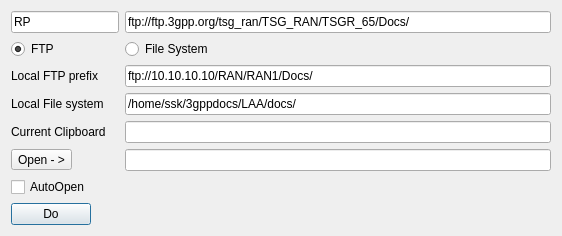
Above: dialog.ui from wiless/3gpputil before the change. Below: the same form after it.
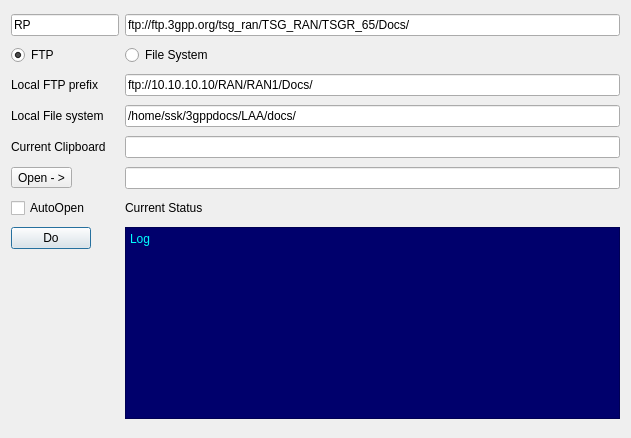
That is the form after the change.

```diff
--- a/dialog.ui
+++ b/dialog.ui
@@ -6,8 +6,8 @@
    <rect>
     <x>0</x>
     <y>0</y>
-    <width>562</width>
-    <height>208</height>
+    <width>631</width>
+    <height>438</height>
    </rect>
   </property>
   <property name="windowTitle">
@@ -107,6 +107,28 @@
      </property>
     </widget>
    </item>
+   <item row="9" column="1">
+    <widget class="QLabel" name="lblStatus">
+     <property name="text">
+      <string>Current Status</string>
+     </property>
+    </widget>
+   </item>
+   <item row="10" column="1">
+    <widget class="QTextBrowser" name="textBrowser">
+     <property name="styleSheet">
+      <string notr="true">background-color: rgb(0, 0, 108);
+color: rgb(0, 255, 255);</string>
+     </property>
+     <property name="html">
+      <string>&lt;!DOCTYPE HTML PUBLIC &quot;-//W3C//DTD HTML 4.0//EN&quot; &quot;http://www.w3.org/TR/REC-html40/strict.dtd&quot;&gt;
+&lt;html&gt;&lt;head&gt;&lt;meta name=&quot;qrichtext&quot; content=&quot;1&quot; /&gt;&lt;style type=&quot;text/css&quot;&gt;
+p, li { white-space: pre-wrap; }
+&lt;/style&gt;&lt;/head&gt;&lt;body style=&quot; font-family:'Sans Serif'; font-size:9pt; font-weight:400; font-style:normal;&quot;&gt;
+&lt;p style=&quot; margin-top:0px; margin-bottom:0px; margin-left:0px; margin-right:0px; -qt-block-indent:0; text-indent:0px;&quot;&gt;Log&lt;/p&gt;&lt;/body&gt;&lt;/html&gt;</string>
+     </property>
+    </widget>
+   </item>
   </layout>
   <action name="actionConvertFTP">
    <property name="text">
```
